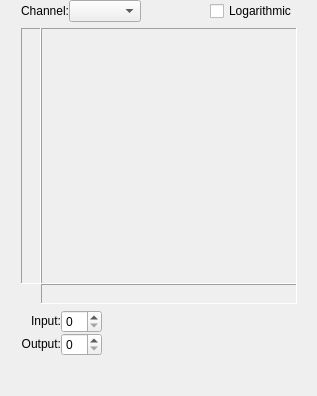
This is plugins/filters/colorsfilters/wdg_perchannel.ui in KDE/krita as Qt 5 draws it before an edit. The edited form follows.
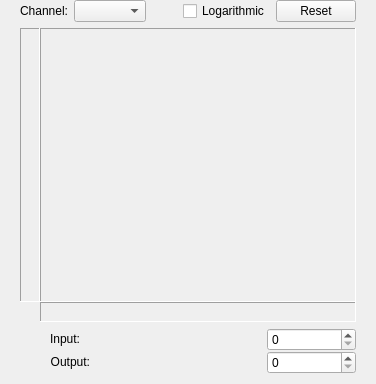
This is the edited form. Custom widgets are drawn as their Qt base class.

Commit message:
Add a reset button to the per-channel filter
And make the curves widget stretchable.

BUG:379519
CCMAIL:22shubh22@gmail.com

Patch by Shubham Goyal. Thanks!

The edit to the form file:
```diff
--- a/plugins/filters/colorsfilters/wdg_perchannel.ui
+++ b/plugins/filters/colorsfilters/wdg_perchannel.ui
@@ -6,10 +6,16 @@
    <rect>
     <x>0</x>
     <y>0</y>
-    <width>317</width>
-    <height>396</height>
+    <width>376</width>
+    <height>384</height>
    </rect>
   </property>
+  <property name="sizePolicy">
+   <sizepolicy hsizetype="Preferred" vsizetype="Preferred">
+    <horstretch>0</horstretch>
+    <verstretch>0</verstretch>
+   </sizepolicy>
+  </property>
   <property name="windowTitle">
    <string>BrightnessCon</string>
   </property>
@@ -33,23 +39,148 @@
     <number>6</number>
    </property>
    <item row="3" column="1" colspan="2">
+    <layout class="QGridLayout" name="gridLayout" columnstretch="1,2,1">
+     <property name="sizeConstraint">
+      <enum>QLayout::SetFixedSize</enum>
+     </property>
+     <item row="0" column="0">
+      <widget class="QLabel" name="labelIn">
+       <property name="sizePolicy">
+        <sizepolicy hsizetype="Fixed" vsizetype="Fixed">
+         <horstretch>0</horstretch>
+         <verstretch>0</verstretch>
+        </sizepolicy>
+       </property>
+       <property name="minimumSize">
+        <size>
+         <width>0</width>
+         <height>0</height>
+        </size>
+       </property>
+       <property name="maximumSize">
+        <size>
+         <width>16777215</width>
+         <height>16777215</height>
+        </size>
+       </property>
+       <property name="text">
+        <string>         Input:</string>
+       </property>
+       <property name="alignment">
+        <set>Qt::AlignRight|Qt::AlignTrailing|Qt::AlignVCenter</set>
+       </property>
+      </widget>
+     </item>
+     <item row="2" column="2">
+      <widget class="KisIntParseSpinBox" name="intOut">
+       <property name="sizePolicy">
+        <sizepolicy hsizetype="Preferred" vsizetype="Fixed">
+         <horstretch>0</horstretch>
+         <verstretch>0</verstretch>
+        </sizepolicy>
+       </property>
+      </widget>
+     </item>
+     <item row="2" column="0">
+      <widget class="QLabel" name="labelOut">
+       <property name="sizePolicy">
+        <sizepolicy hsizetype="Fixed" vsizetype="Fixed">
+         <horstretch>0</horstretch>
+         <verstretch>0</verstretch>
+        </sizepolicy>
+       </property>
+       <property name="text">
+        <string>         Output:</string>
+       </property>
+       <property name="alignment">
+        <set>Qt::AlignRight|Qt::AlignTrailing|Qt::AlignVCenter</set>
+       </property>
+      </widget>
+     </item>
+     <item row="0" column="2">
+      <widget class="KisIntParseSpinBox" name="intIn">
+       <property name="sizePolicy">
+        <sizepolicy hsizetype="Preferred" vsizetype="Fixed">
+         <horstretch>0</horstretch>
+         <verstretch>0</verstretch>
+        </sizepolicy>
+       </property>
+      </widget>
+     </item>
+     <item row="0" column="1">
+      <spacer name="horizontalSpacer_2">
+       <property name="sizePolicy">
+        <sizepolicy hsizetype="Expanding" vsizetype="Minimum">
+         <horstretch>0</horstretch>
+         <verstretch>0</verstretch>
+        </sizepolicy>
+       </property>
+       <property name="orientation">
+        <enum>Qt::Horizontal</enum>
+       </property>
+       <property name="sizeType">
+        <enum>QSizePolicy::Expanding</enum>
+       </property>
+       <property name="sizeHint" stdset="0">
+        <size>
+         <width>20</width>
+         <height>20</height>
+        </size>
+       </property>
+      </spacer>
+     </item>
+    </layout>
+   </item>
+   <item row="4" column="1" colspan="2">
     <spacer name="verticalSpacer">
      <property name="orientation">
       <enum>Qt::Vertical</enum>
      </property>
      <property name="sizeType">
-      <enum>QSizePolicy::MinimumExpanding</enum>
+      <enum>QSizePolicy::Fixed</enum>
      </property>
      <property name="sizeHint" stdset="0">
       <size>
-       <width>9</width>
-       <height>9</height>
+       <width>10</width>
+       <height>10</height>
+      </size>
+     </property>
+    </spacer>
+   </item>
+   <item row="1" column="0">
+    <spacer name="horizontalSpacer">
+     <property name="orientation">
+      <enum>Qt::Horizontal</enum>
+     </property>
+     <property name="sizeType">
+      <enum>QSizePolicy::Fixed</enum>
+     </property>
+     <property name="sizeHint" stdset="0">
+      <size>
+       <width>20</width>
+       <height>20</height>
+      </size>
+     </property>
+    </spacer>
+   </item>
+   <item row="1" column="3">
+    <spacer name="horizontalSpacer_3">
+     <property name="orientation">
+      <enum>Qt::Horizontal</enum>
+     </property>
+     <property name="sizeType">
+      <enum>QSizePolicy::Fixed</enum>
+     </property>
+     <property name="sizeHint" stdset="0">
+      <size>
+       <width>20</width>
+       <height>20</height>
       </size>
      </property>
     </spacer>
    </item>
    <item row="1" column="1" colspan="2">
-    <layout class="QGridLayout" name="grid2">
+    <layout class="QGridLayout" name="grid2" rowstretch="0,0" columnstretch="0,0">
      <property name="sizeConstraint">
       <enum>QLayout::SetDefaultConstraint</enum>
      </property>
@@ -59,7 +190,7 @@
      <item row="0" column="1">
       <widget class="QFrame" name="frame3">
        <property name="sizePolicy">
-        <sizepolicy hsizetype="Fixed" vsizetype="Fixed">
+        <sizepolicy hsizetype="Ignored" vsizetype="Ignored">
          <horstretch>0</horstretch>
          <verstretch>0</verstretch>
         </sizepolicy>
@@ -72,8 +203,8 @@
        </property>
        <property name="maximumSize">
         <size>
-         <width>256</width>
-         <height>256</height>
+         <width>16777215</width>
+         <height>16777215</height>
         </size>
        </property>
        <property name="frameShape">
@@ -101,8 +232,8 @@
         <item>
          <widget class="KisCurveWidget" name="curveWidget" native="true">
           <property name="sizePolicy">
-           <sizepolicy hsizetype="Fixed" vsizetype="Fixed">
-            <horstretch>0</horstretch>
+           <sizepolicy hsizetype="MinimumExpanding" vsizetype="MinimumExpanding">
+            <horstretch>1</horstretch>
             <verstretch>0</verstretch>
            </sizepolicy>
           </property>
@@ -114,8 +245,8 @@
           </property>
           <property name="maximumSize">
            <size>
-            <width>256</width>
-            <height>256</height>
+            <width>16777215</width>
+            <height>16777215</height>
            </size>
           </property>
          </widget>
@@ -126,8 +257,8 @@
      <item row="1" column="1">
       <widget class="QLabel" name="hgradient">
        <property name="sizePolicy">
-        <sizepolicy hsizetype="Fixed" vsizetype="Fixed">
-         <horstretch>0</horstretch>
+        <sizepolicy hsizetype="Ignored" vsizetype="Fixed">
+         <horstretch>1</horstretch>
          <verstretch>0</verstretch>
         </sizepolicy>
        </property>
@@ -139,7 +270,7 @@
        </property>
        <property name="maximumSize">
         <size>
-         <width>256</width>
+         <width>16777215</width>
          <height>20</height>
         </size>
        </property>
@@ -157,7 +288,7 @@
      <item row="0" column="0">
       <widget class="QLabel" name="vgradient">
        <property name="sizePolicy">
-        <sizepolicy hsizetype="Fixed" vsizetype="Fixed">
+        <sizepolicy hsizetype="Fixed" vsizetype="Ignored">
          <horstretch>0</horstretch>
          <verstretch>0</verstretch>
         </sizepolicy>
@@ -171,7 +302,7 @@
        <property name="maximumSize">
         <size>
          <width>20</width>
-         <height>256</height>
+         <height>16777215</height>
         </size>
        </property>
        <property name="frameShape">
@@ -188,7 +319,10 @@
     </layout>
    </item>
    <item row="0" column="1" colspan="2">
-    <layout class="QHBoxLayout">
+    <layout class="QHBoxLayout" stretch="1,2,2,1,0">
+     <property name="spacing">
+      <number>6</number>
+     </property>
      <item>
       <widget class="QLabel" name="textLabel1">
        <property name="sizePolicy">
@@ -228,112 +362,21 @@
        </property>
       </widget>
      </item>
-    </layout>
-   </item>
-   <item row="1" column="0">
-    <spacer name="horizontalSpacer">
-     <property name="orientation">
-      <enum>Qt::Horizontal</enum>
-     </property>
-     <property name="sizeHint" stdset="0">
-      <size>
-       <width>1</width>
-       <height>20</height>
-      </size>
-     </property>
-    </spacer>
-   </item>
-   <item row="2" column="1" colspan="2">
-    <layout class="QGridLayout" name="gridLayout">
-     <item row="2" column="1">
-      <widget class="KisIntParseSpinBox" name="intOut">
+     <item>
+      <widget class="QPushButton" name="resetButton">
        <property name="sizePolicy">
-        <sizepolicy hsizetype="Minimum" vsizetype="Fixed">
+        <sizepolicy hsizetype="MinimumExpanding" vsizetype="Fixed">
          <horstretch>0</horstretch>
          <verstretch>0</verstretch>
         </sizepolicy>
        </property>
-      </widget>
-     </item>
-     <item row="2" column="2">
-      <spacer name="horizontalSpacer_2">
-       <property name="sizePolicy">
-        <sizepolicy hsizetype="MinimumExpanding" vsizetype="Minimum">
-         <horstretch>0</horstretch>
-         <verstretch>0</verstretch>
-        </sizepolicy>
-       </property>
-       <property name="orientation">
-        <enum>Qt::Horizontal</enum>
-       </property>
-       <property name="sizeType">
-        <enum>QSizePolicy::MinimumExpanding</enum>
-       </property>
-       <property name="sizeHint" stdset="0">
-        <size>
-         <width>20</width>
-         <height>20</height>
-        </size>
-       </property>
-      </spacer>
-     </item>
-     <item row="2" column="0">
-      <widget class="QLabel" name="labelOut">
-       <property name="sizePolicy">
-        <sizepolicy hsizetype="Preferred" vsizetype="Fixed">
-         <horstretch>0</horstretch>
-         <verstretch>0</verstretch>
-        </sizepolicy>
-       </property>
        <property name="text">
-        <string>Output:</string>
+        <string>Reset</string>
        </property>
-       <property name="alignment">
-        <set>Qt::AlignRight|Qt::AlignTrailing|Qt::AlignVCenter</set>
-       </property>
       </widget>
      </item>
-     <item row="0" column="1">
-      <widget class="KisIntParseSpinBox" name="intIn">
-       <property name="sizePolicy">
-        <sizepolicy hsizetype="Minimum" vsizetype="Fixed">
-         <horstretch>0</horstretch>
-         <verstretch>0</verstretch>
-        </sizepolicy>
-       </property>
-      </widget>
-     </item>
-     <item row="0" column="0">
-      <widget class="QLabel" name="labelIn">
-       <property name="sizePolicy">
-        <sizepolicy hsizetype="Preferred" vsizetype="Fixed">
-         <horstretch>0</horstretch>
-         <verstretch>0</verstretch>
-        </sizepolicy>
-       </property>
-       <property name="text">
-        <string>Input:</string>
-       </property>
-       <property name="alignment">
-        <set>Qt::AlignRight|Qt::AlignTrailing|Qt::AlignVCenter</set>
-       </property>
-      </widget>
-     </item>
     </layout>
    </item>
-   <item row="1" column="3">
-    <spacer name="horizontalSpacer_3">
-     <property name="orientation">
-      <enum>Qt::Horizontal</enum>
-     </property>
-     <property name="sizeHint" stdset="0">
-      <size>
-       <width>1</width>
-       <height>20</height>
-      </size>
-     </property>
-    </spacer>
-   </item>
   </layout>
  </widget>
  <customwidgets>
```
The commit also changes 3 other files.
